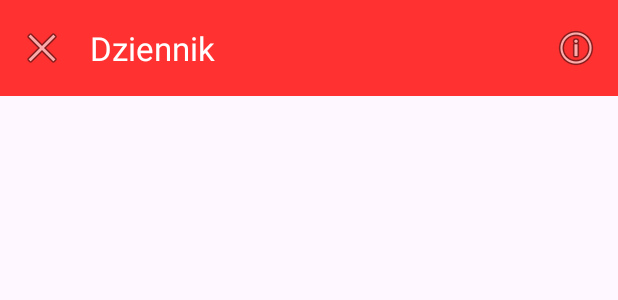
After one commit to aleksandralacinska/projektDziennik, an Android app: the layout activity_journal.xml on its own in the app's theme, with its tools: preview values and no code run, on a phone screen of 412 x 824 dp. The commit adds this screen. Shown: the top 300 px of the screen. Run offline under Robolectric (Android 15) with nearby library versions, the phone set to English and light mode, and no system bars.

Commit message:
trzeci ekran w aplikacji

```diff
--- a/app/src/main/AndroidManifest.xml
+++ b/app/src/main/AndroidManifest.xml
@@ -23,6 +23,8 @@
         </activity>
 
         <activity android:name=".view.HomeActivity" android:exported="true"></activity>
+        <activity android:name=".view.JournalActivity" android:exported="true"></activity>
+
 
     </application>
 
--- a/app/src/main/java/com/example/dziennikmvvm/view/HomeActivity.kt
+++ b/app/src/main/java/com/example/dziennikmvvm/view/HomeActivity.kt
@@ -1,6 +1,9 @@
 package com.example.dziennikmvvm.view
 
+import android.content.Intent
 import android.os.Bundle
+import android.os.Handler
+import android.os.Looper
 import androidx.appcompat.app.AppCompatActivity
 import com.example.dziennikmvvm.R
 
@@ -8,5 +11,12 @@ class HomeActivity : AppCompatActivity() {
     override fun onCreate(savedInstanceState: Bundle?) {
         super.onCreate(savedInstanceState)
         setContentView(R.layout.activity_home)
+
+        // Przekierowanie po 3 sekundach do ekranu Journal
+        Handler(Looper.getMainLooper()).postDelayed({
+            val intent = Intent(this, JournalActivity::class.java)
+            startActivity(intent)
+            finish()
+        }, 3000)
     }
 }
--- /dev/null
+++ b/app/src/main/java/com/example/dziennikmvvm/view/JournalActivity.kt
@@ -0,0 +1,12 @@
+package com.example.dziennikmvvm.view
+
+import android.os.Bundle
+import androidx.appcompat.app.AppCompatActivity
+import com.example.dziennikmvvm.R
+
+class JournalActivity : AppCompatActivity() {
+    override fun onCreate(savedInstanceState: Bundle?) {
+        super.onCreate(savedInstanceState)
+        setContentView(R.layout.activity_journal)
+    }
+}
--- /dev/null
+++ b/app/src/main/res/layout/activity_journal.xml
@@ -0,0 +1,22 @@
+<?xml version="1.0" encoding="utf-8"?>
+<androidx.constraintlayout.widget.ConstraintLayout xmlns:android="http://schemas.android.com/apk/res/android"
+    xmlns:app="http://schemas.android.com/apk/res-auto"
+    xmlns:tools="http://schemas.android.com/tools"
+    android:layout_width="match_parent"
+    android:layout_height="match_parent"
+    tools:context=".view.JournalActivity">
+
+    <androidx.appcompat.widget.Toolbar
+        android:id="@+id/toolbar"
+        android:layout_width="0dp"
+        android:layout_height="?attr/actionBarSize"
+        android:background="?attr/colorPrimary"
+        app:layout_constraintTop_toTopOf="parent"
+        app:layout_constraintStart_toStartOf="parent"
+        app:layout_constraintEnd_toEndOf="parent"
+        app:title="Dziennik"
+        app:titleTextColor="@android:color/white"
+        app:navigationIcon="@android:drawable/ic_menu_close_clear_cancel"
+    app:menu="@menu/menu_journal" />
+
+</androidx.constraintlayout.widget.ConstraintLayout>
--- /dev/null
+++ b/app/src/main/res/menu/menu_journal.xml
@@ -0,0 +1,9 @@
+<?xml version="1.0" encoding="utf-8"?>
+<menu xmlns:android="http://schemas.android.com/apk/res/android"
+    xmlns:app="http://schemas.android.com/apk/res-auto">
+    <item
+        android:id="@+id/action_right_icon"
+        android:icon="@android:drawable/ic_menu_info_details"
+        android:title="Right Icon"
+        app:showAsAction="always" />
+</menu>
```
